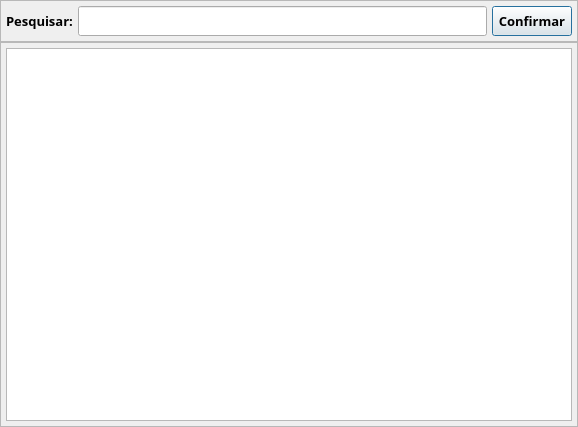
This is app/views/ui/pesquisa_Saida.ui in RafaelOmega/Fabrica_2.0 as Qt 5 draws it before an edit. The edited form follows.
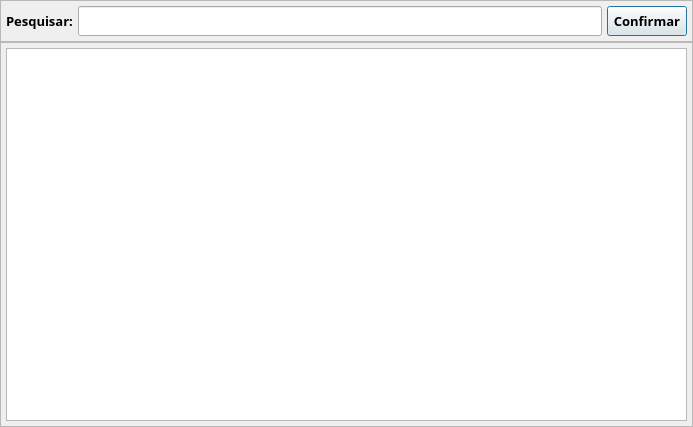
This is the edited form.

Commit message: Implementação da tela de saida

What changed in the file:
```diff
--- a/app/views/ui/pesquisa_Saida.ui
+++ b/app/views/ui/pesquisa_Saida.ui
@@ -6,7 +6,7 @@
    <rect>
     <x>0</x>
     <y>0</y>
-    <width>578</width>
+    <width>693</width>
     <height>427</height>
    </rect>
   </property>
```
The commit also changes 2 other files.
